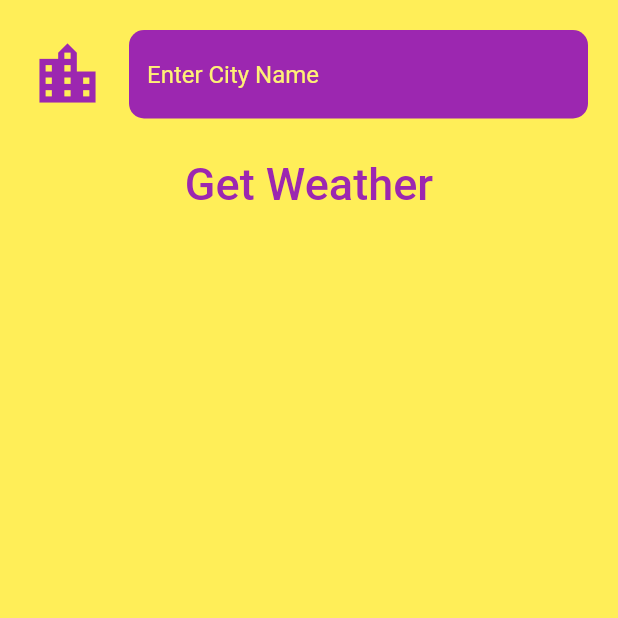
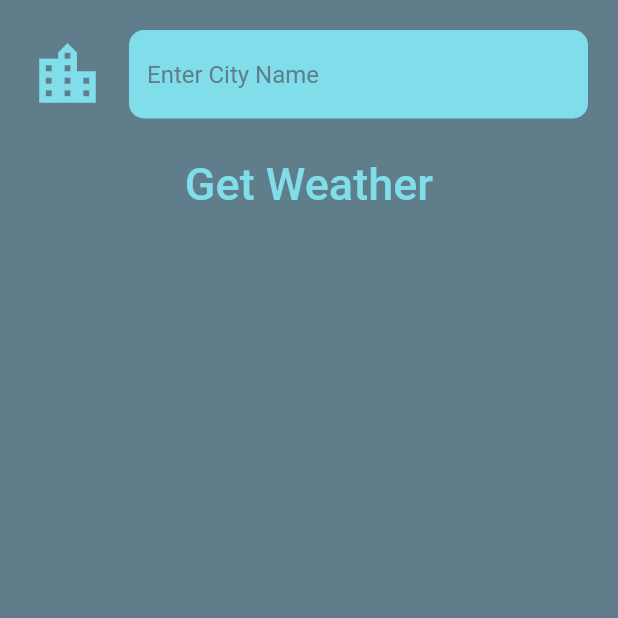
Before and after one commit to david2deyv/Weater_APK, a Flutter app: the screen it shows after launch, after a tap on the "location city" icon, on a phone screen of 412 x 824 dp, the top half of it. Run offline on Flutter 3.47's test engine with Material 2 defaults, Android fonts, the phone set to English and light mode, and no system bars; our stand-ins replace flutter_bloc, flutter_spinkit, font_awesome_flutter, geolocator; missing offline and left inert: dart:ffi; network calls fail.

Commit message:
wip: themeFinish 2.0

```diff
--- a/lib/screens/weather_forecst_screen.dart
+++ b/lib/screens/weather_forecst_screen.dart
@@ -31,6 +31,7 @@ class _WeatherForecastScreenState extends State<WeatherForecastScreen> {
   final ForecastBloc _bloc = ForecastBloc(WeatherRepositoryImpl());
   ThemeBloc _themeBloc;
 
+
   @override
   void didChangeDependencies() {
     super.didChangeDependencies();
@@ -39,6 +40,8 @@ class _WeatherForecastScreenState extends State<WeatherForecastScreen> {
 
   @override
   Widget build(BuildContext context) {
+    final Color accentColor = Theme.of(context).accentColor;
+
     return Scaffold(
       appBar: AppBar(
         title: Text('openweathermap.org'),
@@ -70,7 +73,7 @@ class _WeatherForecastScreenState extends State<WeatherForecastScreen> {
             if (state is LoadingState) {
               return Center(
                 child: SpinKitDoubleBounce(
-                  color: Colors.black87,
+                  color: accentColor,
                   size: 100,
                 ),
               );
@@ -88,12 +91,12 @@ class _WeatherForecastScreenState extends State<WeatherForecastScreen> {
                   children: [
                     Text(
                       'City not found\nPlease, enter correct city',
-                      style: TextStyle(fontSize: 20, color: Theme.of(context).accentColor),
+                      style: TextStyle(fontSize: 20, color: accentColor),
                     ),
                     FlatButton(
                       child: Text(
                         'RETRY',
-                        style: TextStyle(fontSize: 20, color: Theme.of(context).accentColor),
+                        style: TextStyle(fontSize: 20, color: accentColor),
                       ),
                       onPressed: () async {
                         openCityNameScreen();
--- a/lib/theme/themes.dart
+++ b/lib/theme/themes.dart
@@ -5,25 +5,25 @@ class AppThemes {
 
   static List<ThemeData> getThemes(BuildContext context) => [
         ThemeData(
-          primaryColor: Colors.yellow,
-          scaffoldBackgroundColor: Colors.yellow[400],
-          backgroundColor: Colors.yellow[300],
-          accentColor: Colors.purple,
+          primaryColor: Colors.blueGrey,
+          scaffoldBackgroundColor: Colors.blueGrey,
+          backgroundColor: Colors.blueGrey,
+          accentColor: Colors.cyan[200],
           brightness: Brightness.light,
           textTheme: context != null ? Theme.of(context).textTheme.apply(
-                bodyColor: Colors.purple,
+                bodyColor: Colors.cyan[200],
                 decorationColor: Colors.purple,
                 displayColor: Colors.purple,
               ) : TextTheme(),
         ),
                 ThemeData(
-          primaryColor: Colors.red,
-          scaffoldBackgroundColor: Colors.red,
-          backgroundColor: Colors.red[300],
-          accentColor: Colors.white,
+          primaryColor: Colors.red[200],
+          scaffoldBackgroundColor: Colors.red[300],
+          backgroundColor: Colors.red[200],
+          accentColor: Colors.white70,
           brightness: Brightness.light,
           textTheme: context != null ? Theme.of(context).textTheme.apply(
-                bodyColor: Colors.white,
+                bodyColor: Colors.white70,
                 decorationColor: Colors.blue,
                 displayColor: Colors.green,
               ) : TextTheme(),
```
